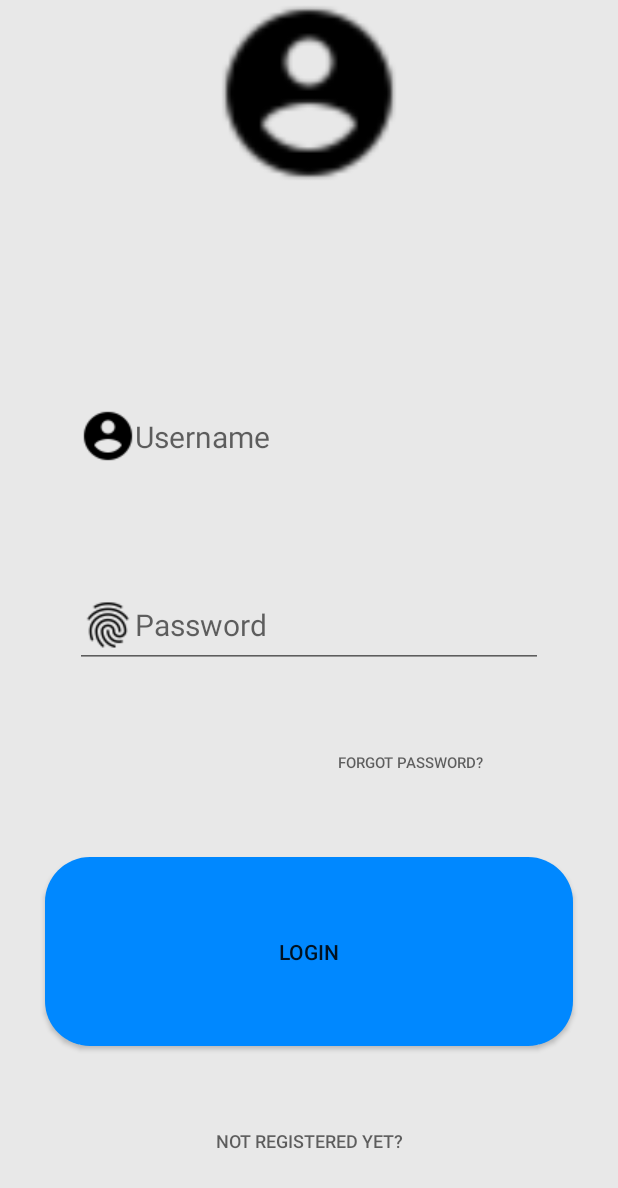
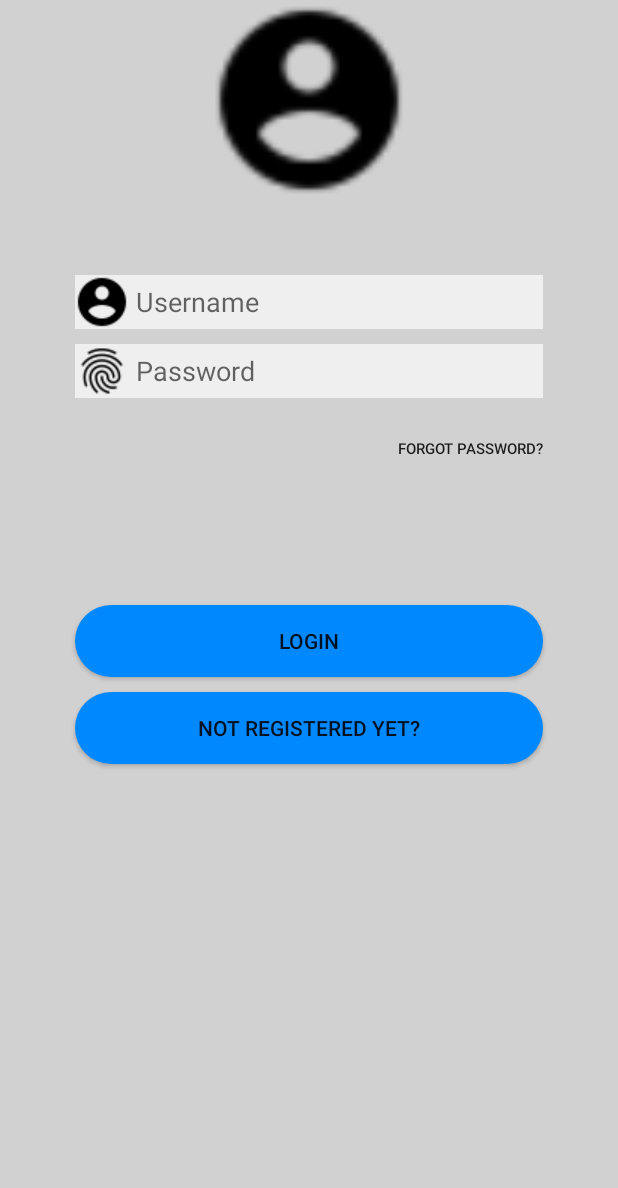
Before and after one commit to AngelikaBabin/Sportverwaltung, an Android app: the screen it shows after launch (LoginActivity), on a phone screen of 412 x 824 dp. Shown: the top 1188 px of the screen. Run offline under Robolectric (Android 15) with nearby library versions, the phone set to English and light mode, and no system bars.

Commit message:
GUI Wiederherstellen

```diff
--- a/AppTeilnehmer/app/src/main/res/layout/activity_login.xml
+++ b/AppTeilnehmer/app/src/main/res/layout/activity_login.xml
@@ -4,31 +4,28 @@
     xmlns:tools="http://schemas.android.com/tools"
     android:layout_width="match_parent"
     android:layout_height="match_parent"
-    android:background="@color/colorAccent"
+    android:background="#d1d1d1"
     android:orientation="vertical"
     tools:context="com.example.cora.sportverwaltung.LoginActivity">
 
     <ImageView
-        android:id="@+id/imageView_logo"
+        android:id="@+id/imageView"
         android:layout_width="match_parent"
-        android:layout_height="124dp"
-        app:srcCompat="@drawable/ic_account_circle_black_24dp"
-        android:contentDescription="@string/desc_logo" />
+        android:layout_height="133dp"
+        app:srcCompat="@drawable/ic_account_circle_black_24dp" />
 
     <EditText
         android:id="@+id/editText_username"
-        android:layout_width="wrap_content"
+        android:layout_width="match_parent"
         android:layout_height="wrap_content"
         android:layout_marginLeft="50dp"
         android:layout_marginRight="50dp"
-        android:layout_marginTop="100dp"
-        android:layout_weight="0.08"
-        android:drawableStart="@drawable/ic_account_circle_black_24dp"
+        android:layout_marginTop="50dp"
+        android:background="@color/colorAccent"
+        android:drawableLeft="@drawable/ic_account_circle_black_24dp"
         android:ems="10"
-        android:hint="@string/hint_username"
-        android:inputType="textPersonName"
-        android:textColor="@android:color/white"
-        android:textSize="20sp" />
+        android:hint=" Username"
+        android:inputType="textPersonName" />
 
     <EditText
         android:id="@+id/editText_password"
@@ -36,32 +33,32 @@
         android:layout_height="wrap_content"
         android:layout_marginLeft="50dp"
         android:layout_marginRight="50dp"
-        android:layout_marginTop="30dp"
-        android:drawableStart="@drawable/ic_fingerprint_black_24dp"
+        android:layout_marginTop="10dp"
+        android:background="@color/colorAccent"
+        android:drawableLeft="@drawable/ic_fingerprint_black_24dp"
         android:ems="10"
-        android:hint="@string/hint_password"
-        android:inputType="textPassword"
-        android:textSize="20sp" />
+        android:hint=" Password"
+        android:inputType="textPersonName" />
 
     <Button
         android:id="@+id/button_forgotPassword"
-        android:layout_width="187dp"
+        android:layout_width="match_parent"
         android:layout_height="wrap_content"
-        android:layout_marginStart="180dp"
-        android:layout_weight="0.08"
+        android:layout_marginLeft="150dp"
+        android:layout_marginRight="50dp"
+        android:layout_marginTop="10dp"
         android:background="@android:color/transparent"
         android:text="@string/text_forgot_password"
-        android:textColor="?attr/colorControlNormal"
-        android:textSize="10sp"
-        tools:ignore="SmallSp" />
+        android:textAlignment="textEnd"
+        android:textSize="10sp" />
 
     <Button
         android:id="@+id/button_login"
         android:layout_width="match_parent"
         android:layout_height="wrap_content"
-        android:layout_marginLeft="30dp"
-        android:layout_marginRight="30dp"
-        android:layout_weight="0.08"
+        android:layout_marginLeft="50dp"
+        android:layout_marginRight="50dp"
+        android:layout_marginTop="80dp"
         android:background="@drawable/btn_rounded"
         android:text="@string/text_button_login" />
 
@@ -69,10 +66,9 @@
         android:id="@+id/button_register"
         android:layout_width="match_parent"
         android:layout_height="wrap_content"
-        android:layout_weight="0.08"
-        android:background="@android:color/transparent"
-        android:text="@string/text_not_registered_yet"
-        android:textColor="?attr/colorControlNormal"
-        android:textSize="12sp" />
-
+        android:layout_marginLeft="50dp"
+        android:layout_marginRight="50dp"
+        android:layout_marginTop="10dp"
+        android:background="@drawable/btn_rounded"
+        android:text="@string/text_not_registered_yet" />
 </LinearLayout>
--- a/AppTeilnehmer/app/src/main/res/values/colors.xml
+++ b/AppTeilnehmer/app/src/main/res/values/colors.xml
@@ -2,5 +2,5 @@
 <resources>
     <color name="colorPrimary">#0088ff</color>
     <color name="colorPrimaryDark">#0088ff</color>
-    <color name="colorAccent">#e8e8e8</color>
+    <color name="colorAccent">#efefef</color>
 </resources>
```
